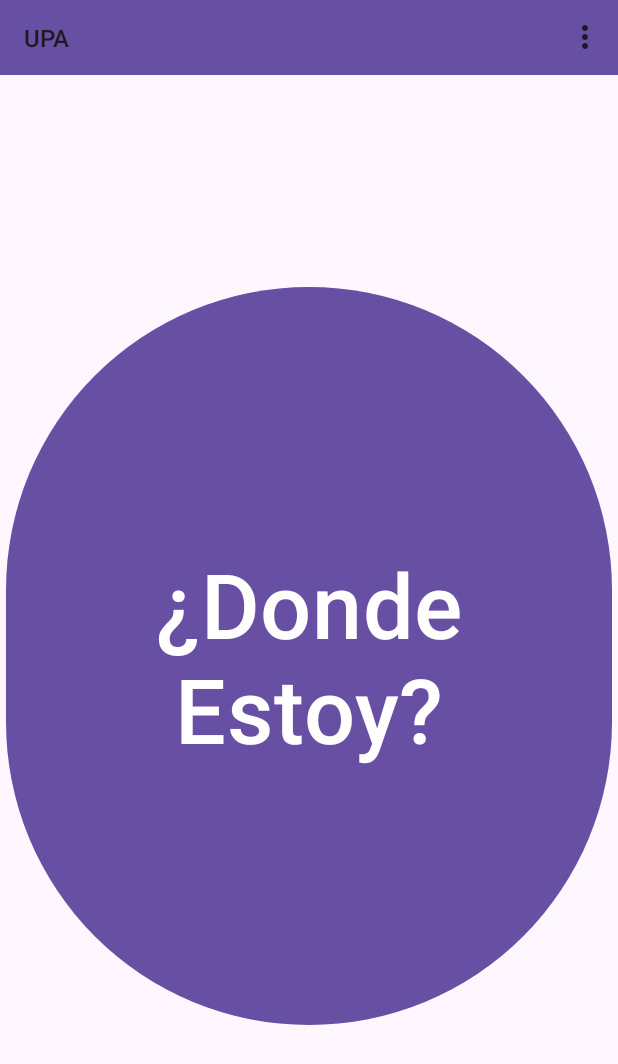
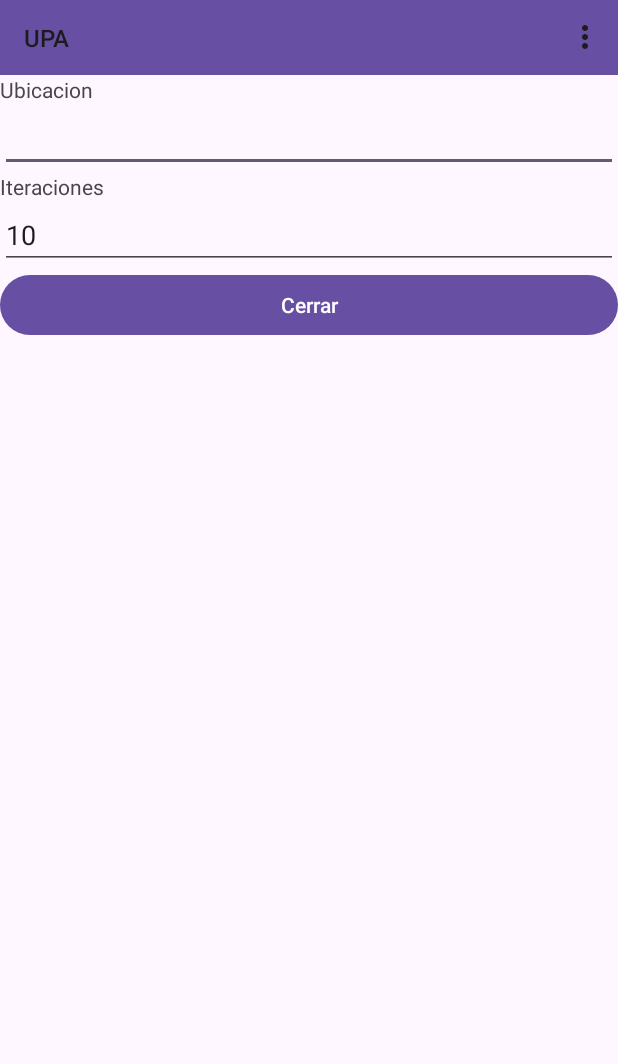
Before and after one commit to gabiOllier/proyecto-UPA, an Android app: the screen it shows after launch (MainActivity), in the options menu, after a tap on "Entrenar", on a phone screen of 412 x 824 dp. Shown: the top 1064 px of the screen. Run offline under Robolectric (Android 15) with nearby library versions, the phone set to English and light mode, and no system bars.

Commit message:
Gestiones basicas de UI

```diff
--- a/app/src/main/java/ar/edu/info/lidi/upa/MainActivity.java
+++ b/app/src/main/java/ar/edu/info/lidi/upa/MainActivity.java
@@ -6,8 +6,14 @@ import androidx.appcompat.widget.Toolbar;
 import android.os.Bundle;
 import android.view.Menu;
 import android.view.MenuItem;
+import android.view.View;
+import android.view.ViewGroup;
+import android.widget.Button;
 
 public class MainActivity extends AppCompatActivity {
+
+    Button dondeEstoyButton;
+    Button cerrarButton;
 
     @Override
     protected void onCreate(Bundle savedInstanceState) {
@@ -18,16 +24,45 @@ public class MainActivity extends AppCompatActivity {
         toolbar.setSubtitle("UPA");
         toolbar.inflateMenu(R.menu.options);
 
+        // Inicialmente la app se encuentra en modo asistencia
+        initComponents();
+        displayAssistButton();
+
+        // Gestion de eventos
         toolbar.setOnMenuItemClickListener(item -> {
             if (item.getItemId() == R.id.entrenar) {
-                // TODO
-            } else if (item.getItemId() == R.id.importar) {
+                hideAssistButton();
+            }
+            else if (item.getItemId() == R.id.asistir) {
+                displayAssistButton();
+            }
+            else if (item.getItemId() == R.id.importar) {
                 // TODO
             } else if (item.getItemId() == R.id.exportar) {
                 // TODO
             }
             return false;
         });
+        cerrarButton.setOnClickListener(new View.OnClickListener() {
+            @Override
+            public void onClick(View v) {
+                displayAssistButton();
+            }
+        });
+    }
+
+    protected void initComponents() {
+        dondeEstoyButton = findViewById(R.id.dondeEstoyButton);
+        cerrarButton = findViewById(R.id.cerrarButton);
+    }
+
+    protected void displayAssistButton() {
+        dondeEstoyButton.setVisibility(View.VISIBLE);
+        dondeEstoyButton.getLayoutParams().height=-1;
+    }
+
+    protected void hideAssistButton() {
+        dondeEstoyButton.setVisibility(View.GONE);
     }
 
 }
--- a/app/src/main/res/layout/activity_main.xml
+++ b/app/src/main/res/layout/activity_main.xml
@@ -5,6 +5,15 @@
     android:layout_width="match_parent"
     android:layout_height="match_parent"
     tools:context=".MainActivity">
+
+    <LinearLayout
+        android:layout_width="match_parent"
+        android:layout_height="match_parent"
+        android:orientation="vertical"
+        app:layout_constraintBottom_toBottomOf="parent"
+        app:layout_constraintTop_toTopOf="parent"
+        tools:ignore="MissingConstraints"
+        tools:layout_editor_absoluteX="-20dp">
 
         <androidx.appcompat.widget.Toolbar
             android:id="@+id/toolbar"
@@ -18,17 +27,55 @@
             app:layout_constraintTop_toTopOf="parent" />
 
         <Button
-        android:id="@+id/button"
+            android:id="@+id/dondeEstoyButton"
             android:layout_width="match_parent"
-        android:layout_height="500dp"
+            android:layout_height="300px"
             android:insetLeft="4dp"
             android:insetRight="4dp"
             android:text="@string/donde_estoy"
             android:textSize="60sp"
             app:layout_constraintBottom_toBottomOf="parent"
             app:layout_constraintEnd_toEndOf="parent"
+            app:layout_constraintHorizontal_bias="0.262"
             app:layout_constraintStart_toStartOf="parent"
             app:layout_constraintTop_toBottomOf="@+id/toolbar"
- />
+            app:layout_constraintVertical_bias="0.225" />
+
+        <TextView
+            android:id="@+id/ubicacionTextView"
+            android:layout_width="match_parent"
+            android:layout_height="wrap_content"
+            android:text="@string/ubicacion" />
+
+        <EditText
+            android:id="@+id/ubicacionEditText"
+            android:layout_width="match_parent"
+            android:layout_height="wrap_content"
+            android:ems="10"
+            android:inputType="text"
+            android:text="" />
+
+        <TextView
+            android:id="@+id/iteracionesTextView"
+            android:layout_width="match_parent"
+            android:layout_height="wrap_content"
+            android:text="@string/iteraciones" />
+
+        <EditText
+            android:id="@+id/iteracionesEditText"
+            android:layout_width="match_parent"
+            android:layout_height="wrap_content"
+            android:ems="10"
+            android:inputType="text"
+            android:text="10" />
+
+        <Button
+            android:id="@+id/cerrarButton"
+            android:layout_width="match_parent"
+            android:layout_height="wrap_content"
+            android:text="@string/cerrar" />
+
+
+    </LinearLayout>
 
 </androidx.constraintlayout.widget.ConstraintLayout>
--- a/app/src/main/res/menu/options.xml
+++ b/app/src/main/res/menu/options.xml
@@ -1,6 +1,8 @@
 <?xml version="1.0" encoding="utf-8"?>
 <menu xmlns:app="http://schemas.android.com/apk/res-auto"
     xmlns:android="http://schemas.android.com/apk/res/android">
+    <item android:title="Asistir"
+        android:id="@+id/asistir" />
     <item android:title="@string/entrenar"
         android:id="@+id/entrenar" />
     <item android:title="@string/importar"
--- a/app/src/main/res/values/strings.xml
+++ b/app/src/main/res/values/strings.xml
@@ -4,4 +4,8 @@
     <string name="importar">Importar</string>
     <string name="exportar">Exportar</string>
     <string name="donde_estoy">¿Donde Estoy?</string>
+    <string name="ubicacion">Ubicacion</string>
+    <string name="iteraciones">Iteraciones</string>
+    <string name="cerrar">Cerrar</string>
+    <string name="asistir">Asistir</string>
 </resources>
```
Lines whose indentation alone changed are shown as unchanged.
